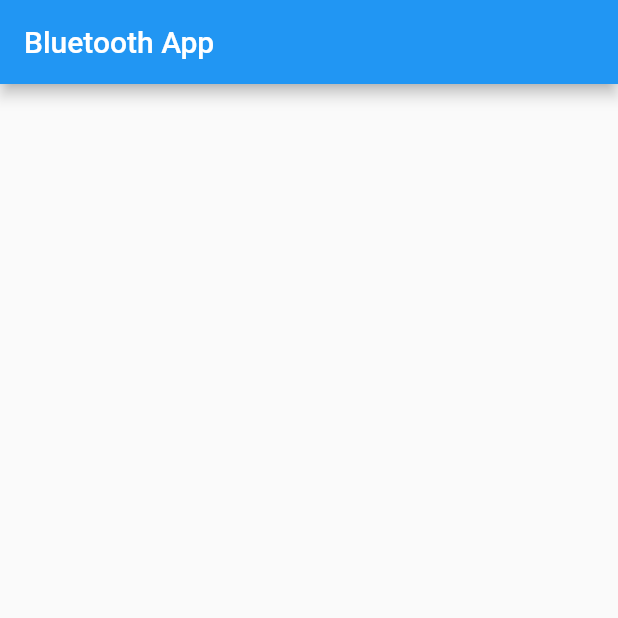
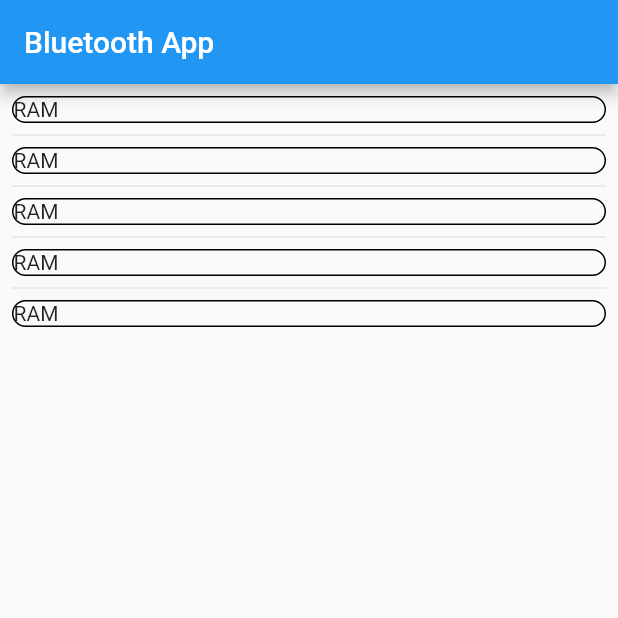
Before and after one commit to GivaldoEc/MangueApp, a Flutter app: the screen it shows after launch, on a phone screen of 412 x 824 dp, the top half of it. Run offline on Flutter 3.47's test engine with Material 2 defaults, Android fonts, the phone set to English and light mode, and no system bars; our stand-ins replace bloc, flutter_bloc, flutter_blue, sqflite; accounts and stored records are empty.

Commit message:
goig horse. minimal presentation set

```diff
--- /dev/null
+++ b/lib/bloc/BTCubit/bt_state.dart
@@ -0,0 +1,24 @@
+part of 'bt_cubit.dart';
+
+@immutable
+abstract class BtState {}
+
+class BtInitial extends BtState {} //estado inicial
+
+class BtOFF extends BtState {} //estado para bluetooth desligado
+
+class BtDisconnected extends BtState {} //bluetooth ligado, mas não conectado
+
+class BtConnected extends BtState {
+  final BluetoothDevice device;
+  final Stream<List<int>>? listStream;
+
+  BtConnected(
+      {required this.device,
+      required this.listStream}); //bluetooth ligado e conectado
+}
+
+class BtFound extends BtState {
+} //estado intermediário. Ligado mas não conectado
+
+class BtNothingFound extends BtState {}
--- a/lib/bloc/bluetooth/bluetooth_bloc.dart
+++ /dev/null
@@ -1,13 +0,0 @@
-import 'package:bloc/bloc.dart';
-import 'package:meta/meta.dart';
-
-part 'bluetooth_event.dart';
-part 'bluetooth_state.dart';
-
-class BluetoothBloc extends Bloc<BluetoothEvent, BluetoothState> {
-  BluetoothBloc() : super(BluetoothInitial()) {
-    on<BluetoothEvent>((event, emit) {
-      // TODO: implement event handler
-    });
-  }
-}
--- a/lib/bloc/bluetooth/bluetooth_state.dart
+++ /dev/null
@@ -1,12 +0,0 @@
-part of 'bluetooth_bloc.dart';
-
-@immutable
-abstract class BluetoothState {}
-
-class BluetoothInitial extends BluetoothState {} // first state
-
-class BluetoothSearching extends BluetoothState {} // Searching
-
-class BTUnconnectedState extends BluetoothState {} // Unconnected
-
-class BTConnectedState extends BluetoothState {} // Connected and downloading
--- a/lib/config/routes/route_generator.dart
+++ b/lib/config/routes/route_generator.dart
@@ -1,5 +1,5 @@
 import 'package:flutter/material.dart';
-import 'package:mangueapp/presentation/init_screen/init_screen.dart';
+import 'package:mangueapp/presentation/bluetooth/bluetooth_screen.dart';
 
 class RouteGenerator {
   static Route<dynamic> generateRoute(RouteSettings settings) {
--- a/lib/main.dart
+++ b/lib/main.dart
@@ -1,6 +1,6 @@
 import 'package:flutter/material.dart';
 import 'package:flutter_bloc/flutter_bloc.dart';
-import 'package:mangueapp/bloc/bluetooth/bluetooth_bloc.dart';
+import 'package:mangueapp/bloc/BTCubit/bt_cubit.dart';
 import 'package:mangueapp/config/routes/route_generator.dart';
 import 'package:mangueapp/config/routes/routes.dart';
 
@@ -16,7 +16,7 @@ class MyApp extends StatelessWidget {
       providers: [
         BlocProvider(
           create: (BuildContext context) =>
-              BluetoothBloc(), // bluetooth bloc provider
+              BtCubit(), // bluetooth bloc provider
         )
       ],
       child: MaterialApp(
--- a/lib/presentation/init_screen/init_screen.dart
+++ b/lib/presentation/bluetooth/bluetooth_screen.dart
@@ -1,24 +1,27 @@
 import 'package:flutter/material.dart';
 import 'package:flutter_bloc/flutter_bloc.dart';
-import 'package:mangueapp/bloc/bluetooth/bluetooth_bloc.dart';
+import 'package:mangueapp/bloc/BTCubit/bt_cubit.dart';
+import 'package:mangueapp/resources/widgets/bluetooth_list.dart';
+import 'package:mangueapp/resources/widgets/option_widget.dart';
 
 class BluetoothScreen extends StatelessWidget {
+  final String appTitle = "Bluetooth App";
+
+
   const BluetoothScreen({super.key});
-  final String appTitle = "Bluetooth App";
 
   @override
   Widget build(BuildContext context) {
+      BtCubit btCubit = BlocProvider.of<BtCubit>(context);
+
     return Scaffold(
       appBar: AppBar(
         title: Text(appTitle),
       ),
       body: Center(
-        child: BlocBuilder<BluetoothBloc, BluetoothState>(
+        child: BlocBuilder<BtCubit, BtState>(
           builder: (context, state) {
-            return ListView(
-              padding: const EdgeInsets.all(8),
-              children: [],
-            );
+            return const Center(child: BluetoothList());
           },
         ),
       ),
--- /dev/null
+++ b/lib/resources/widgets/bluetooth_list.dart
@@ -0,0 +1,24 @@
+import 'package:flutter/material.dart';
+import 'package:flutter_bloc/flutter_bloc.dart';
+import 'package:mangueapp/bloc/BTCubit/bt_cubit.dart';
+import 'package:mangueapp/resources/widgets/option_widget.dart';
+
+class BluetoothList extends StatelessWidget {
+  const BluetoothList({super.key});
+
+  @override
+  Widget build(BuildContext context) {
+    BtCubit btcubit = BlocProvider.of<BtCubit>(context);
+    if (false){//btcubit.getDevices().isEmpty){
+    return const Text("Nothing Found");
+  } else{
+    return ListView.separated(
+      padding: const EdgeInsets.all(8.0),
+      itemBuilder: (BuildContext context, int index) {
+        return const BLuetoothContainer();
+      },
+      itemCount: 5, //btcubit.getDevices().length,
+      separatorBuilder: (BuildContext context, int index) => const Divider(),
+    );}
+  }
+}
--- a/lib/resources/widgets/option_widget.dart
+++ b/lib/resources/widgets/option_widget.dart
@@ -1,22 +1,22 @@
 import 'package:flutter/material.dart';
-import 'package:flutter_blue/flutter_blue.dart';
+import 'package:flutter_bloc/flutter_bloc.dart';
+import 'package:mangueapp/bloc/BTCubit/bt_cubit.dart';
 
-Widget optWidget(
-  onTap,
-  String containerString,
-) {
-  return InkWell(
-    onTap: onTap,
-    child: Container(
-      height: 50,
-      color: Colors.green,
-      child: Center(
-        child: Text(containerString),
-      ),
-    ),
-  );
+class BLuetoothContainer extends StatelessWidget {
+  const BLuetoothContainer({
+    super.key,
+  });
+
+  @override
+  Widget build(BuildContext context) {
+    BtCubit btcubit = BlocProvider.of<BtCubit>(context);
+
+    return Container(
+      width: 380,
+      decoration: BoxDecoration(
+          border: Border.all(color: Colors.black),
+          borderRadius: const BorderRadius.all(Radius.circular(40))),
+      child: const Text("RAM"),
+    );
+  }
 }
-
-List<Widget> bleList(List<BluetoothDevice> deviceList, ontap) {
-  return deviceList.map((x) => optWidget(ontap, x.toString())).toList();
-}
```
Also changed, not shown: lib/bloc/BTCubit/bt_cubit.dart (added, +123 -0 lines), lib/bloc/bluetooth/bluetooth_event.dart (deleted, +0 -12 lines), lib/bloc/data_handler.dart (renamed from lib/bloc/bluetooth/data_handler.dart), 2 other files.
